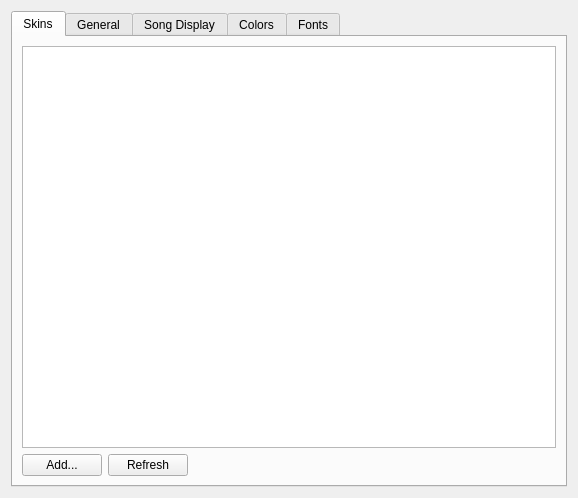
The window that src/plugins/Ui/skinned/forms/skinnedsettings.ui (prinsbert/qmmp-dev) describes before a commit, drawn with Qt 5.
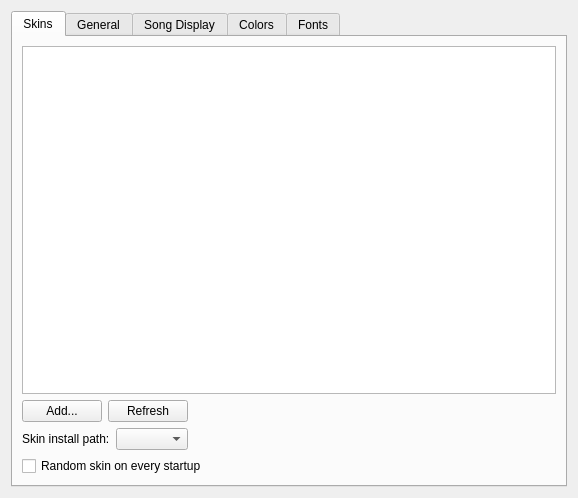
The same window after the commit. Icons and pictures are not drawn. Custom widgets are drawn as their Qt base class.

Commit message: skinned: feature to change skin install path

Patch:
```diff
--- a/src/plugins/Ui/skinned/forms/skinnedsettings.ui
+++ b/src/plugins/Ui/skinned/forms/skinnedsettings.ui
@@ -23,8 +23,8 @@
       <attribute name="title">
        <string>Skins</string>
       </attribute>
-      <layout class="QGridLayout" name="gridLayout_66">
-       <item row="0" column="0" colspan="4">
+      <layout class="QVBoxLayout" name="verticalLayout_6">
+       <item>
         <widget class="QListWidget" name="listWidget">
          <property name="alternatingRowColors">
           <bool>true</bool>
@@ -43,7 +43,9 @@
          </property>
         </widget>
        </item>
-       <item row="1" column="0" colspan="2">
+       <item>
+        <layout class="QHBoxLayout" name="horizontalLayout_7">
+         <item>
         <widget class="QPushButton" name="skinInstallButton">
          <property name="minimumSize">
           <size>
@@ -60,7 +62,7 @@
          </property>
         </widget>
        </item>
-       <item row="1" column="2">
+         <item>
         <widget class="QPushButton" name="skinReloadButton">
          <property name="minimumSize">
           <size>
@@ -77,7 +79,7 @@
          </property>
         </widget>
        </item>
-       <item row="1" column="3">
+         <item>
         <spacer name="horizontalSpacer">
          <property name="orientation">
           <enum>Qt::Horizontal</enum>
@@ -89,6 +91,42 @@
           </size>
          </property>
         </spacer>
+         </item>
+        </layout>
+       </item>
+       <item>
+        <layout class="QHBoxLayout" name="horizontalLayout_6">
+         <item>
+          <widget class="QLabel" name="label_17">
+           <property name="text">
+            <string>Skin install path:</string>
+           </property>
+          </widget>
+         </item>
+         <item>
+          <widget class="QComboBox" name="skinPathComboBox"/>
+         </item>
+         <item>
+          <spacer name="horizontalSpacer_8">
+           <property name="orientation">
+            <enum>Qt::Horizontal</enum>
+           </property>
+           <property name="sizeHint" stdset="0">
+            <size>
+             <width>40</width>
+             <height>20</height>
+            </size>
+           </property>
+          </spacer>
+         </item>
+        </layout>
+       </item>
+       <item>
+        <widget class="QCheckBox" name="randomSkinCheckBox">
+         <property name="text">
+          <string>Random skin on every startup</string>
+         </property>
+        </widget>
        </item>
       </layout>
      </widget>
```
Lines whose indentation alone changed are shown as unchanged. The commit also changes 1 other file.
